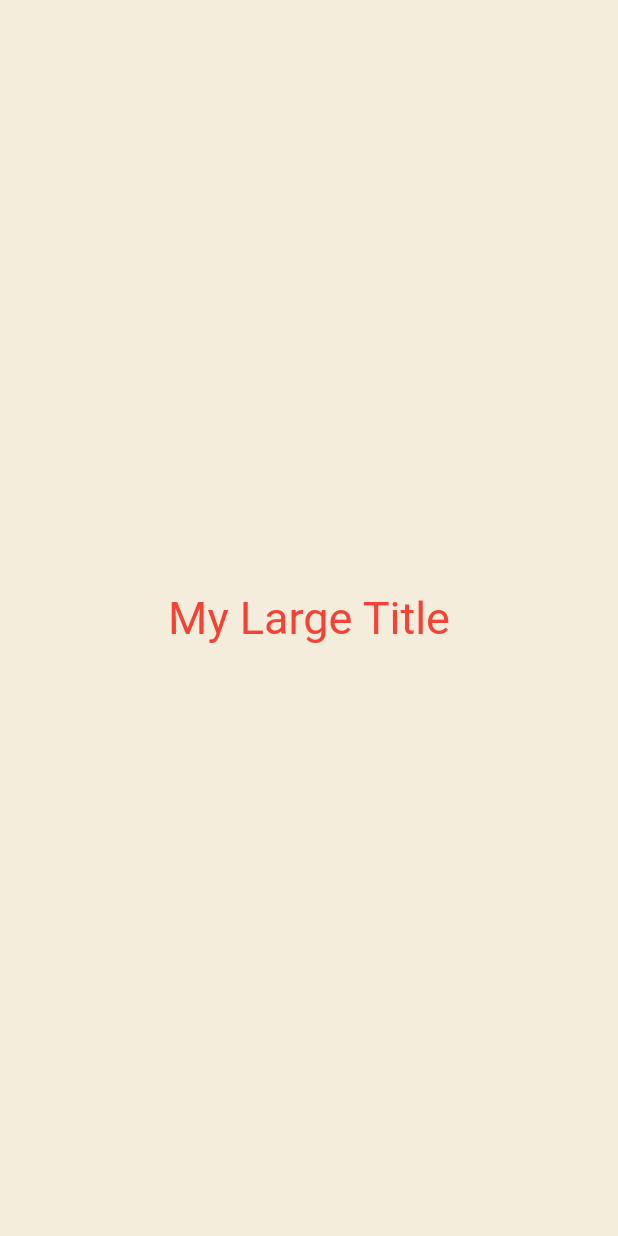
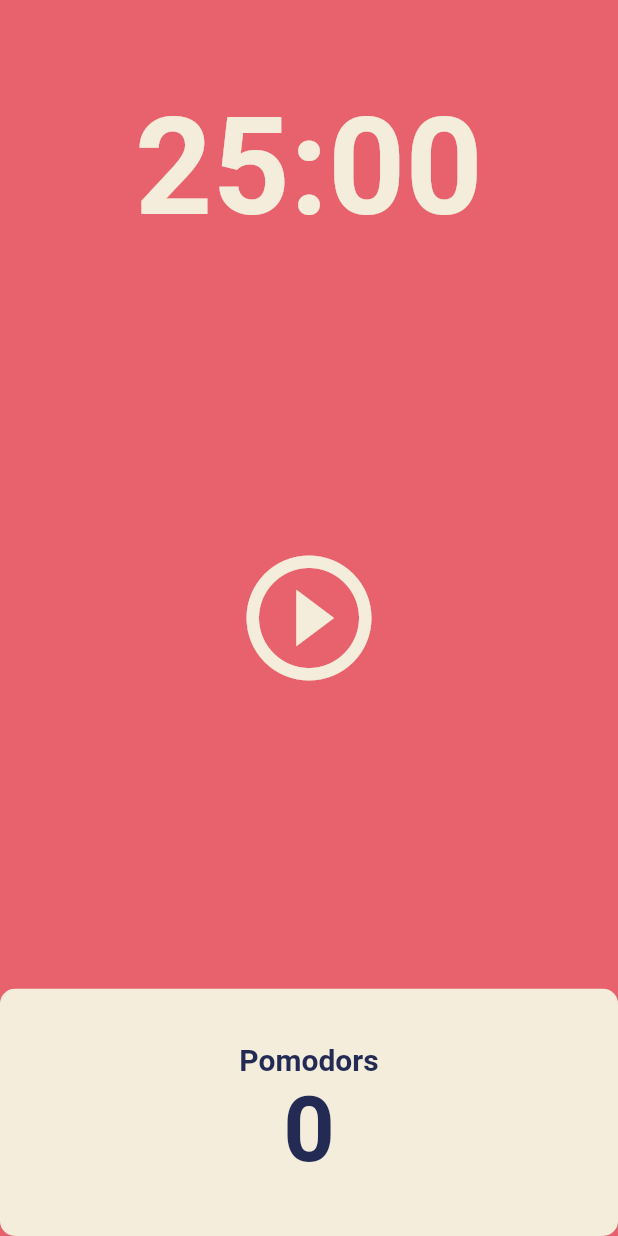
Before and after one commit to dotoleeoak/study-flutter, a Flutter app: the screen it shows after launch, on a phone screen of 412 x 824 dp. Run offline on Flutter 3.47's test engine with Material 2 defaults, Android fonts, the phone set to English and light mode, and no system bars.

Commit message:
chapter 5

```diff
--- a/lib/main.dart
+++ b/lib/main.dart
@@ -1,38 +1,28 @@
 import 'package:flutter/material.dart';
+import 'package:flutterapp/screens/home_screen.dart';
 
 void main() {
   runApp(const App());
 }
 
-class App extends StatefulWidget {
+class App extends StatelessWidget {
   const App({super.key});
 
-  @override
-  State<App> createState() => _AppState();
-}
-
-class _AppState extends State<App> {
   @override
   Widget build(BuildContext context) {
     return MaterialApp(
       theme: ThemeData(
+        colorScheme: ColorScheme.fromSwatch(
+          backgroundColor: const Color(0xFFE7626C),
+        ),
         textTheme: const TextTheme(
-          titleLarge: TextStyle(
-            color: Colors.red,
+          displayLarge: TextStyle(
+            color: Color(0xFF232B55),
           ),
         ),
+        cardColor: const Color(0xFFF4EDDB),
       ),
-      home: const Scaffold(
-        backgroundColor: Color(0xFFF4EDDB),
-        body: Center(
-          child: Column(
-            mainAxisAlignment: MainAxisAlignment.center,
-            children: [
-              MyLargeTitle(),
-            ],
-          ),
-        ),
-      ),
+      home: const HomeScreen(),
     );
   }
 }
--- /dev/null
+++ b/lib/screens/home_screen.dart
@@ -0,0 +1,125 @@
+import 'dart:async';
+import 'package:flutter/material.dart';
+
+class HomeScreen extends StatefulWidget {
+  const HomeScreen({super.key});
+
+  @override
+  State<HomeScreen> createState() => _HomeScreenState();
+}
+
+class _HomeScreenState extends State<HomeScreen> {
+  static const twentyFiveMinutes = 1500;
+  int totalSeconds = twentyFiveMinutes;
+  bool isRunning = false;
+  int totalPomodors = 0;
+  late Timer timer;
+
+  void onTick(Timer timer) {
+    if (totalSeconds == 0) {
+      setState(() {
+        totalPomodors++;
+        isRunning = false;
+        totalSeconds = twentyFiveMinutes;
+      });
+      timer.cancel();
+    } else {
+      setState(() {
+        totalSeconds--;
+        isRunning = true;
+      });
+    }
+  }
+
+  void onStartPressed() {
+    timer = Timer.periodic(const Duration(seconds: 1), onTick);
+  }
+
+  void onPausePressed() {
+    timer.cancel();
+    setState(() {
+      isRunning = false;
+    });
+  }
+
+  String format(int seconds) {
+    var duration = Duration(seconds: seconds);
+    return duration.toString().split(".").first.substring(2);
+  }
+
+  @override
+  Widget build(BuildContext context) {
+    return Scaffold(
+      backgroundColor: Theme.of(context).colorScheme.background,
+      body: Column(
+        children: [
+          Flexible(
+            flex: 1,
+            child: Container(
+              alignment: Alignment.bottomCenter,
+              child: Text(
+                format(totalSeconds),
+                style: TextStyle(
+                  color: Theme.of(context).cardColor,
+                  fontSize: 90,
+                  fontWeight: FontWeight.bold,
+                ),
+              ),
+            ),
+          ),
+          Flexible(
+            flex: 3,
+            child: Center(
+              child: IconButton(
+                iconSize: 100,
+                color: Theme.of(context).cardColor,
+                onPressed: isRunning ? onPausePressed : onStartPressed,
+                icon: Icon(isRunning
+                    ? Icons.pause_circle_outline
+                    : Icons.play_circle_outline),
+              ),
+            ),
+          ),
+          Flexible(
+            flex: 1,
+            child: Row(
+              children: [
+                Expanded(
+                  child: Container(
+                    decoration: BoxDecoration(
+                      color: Theme.of(context).cardColor,
+                      borderRadius: BorderRadius.circular(10),
+                    ),
+                    child: Column(
+                      mainAxisAlignment: MainAxisAlignment.center,
+                      children: [
+                        Text(
+                          'Pomodors',
+                          style: TextStyle(
+                            fontSize: 20,
+                            fontWeight: FontWeight.w600,
+                            color:
+                                Theme.of(context).textTheme.displayLarge!.color,
+                          ),
+                        ),
+                        Text(
+                          '$totalPomodors',
+                          style: TextStyle(
+                            fontSize: 60,
+                            fontWeight: FontWeight.w600,
+                            color:
+                                Theme.of(context).textTheme.displayLarge!.color,
+                          ),
+                        ),
+                      ],
+                    ),
+                  ),
+                )
+              ],
+            ),
+          ),
+        ],
+      ),
+    );
+  }
+}
```
